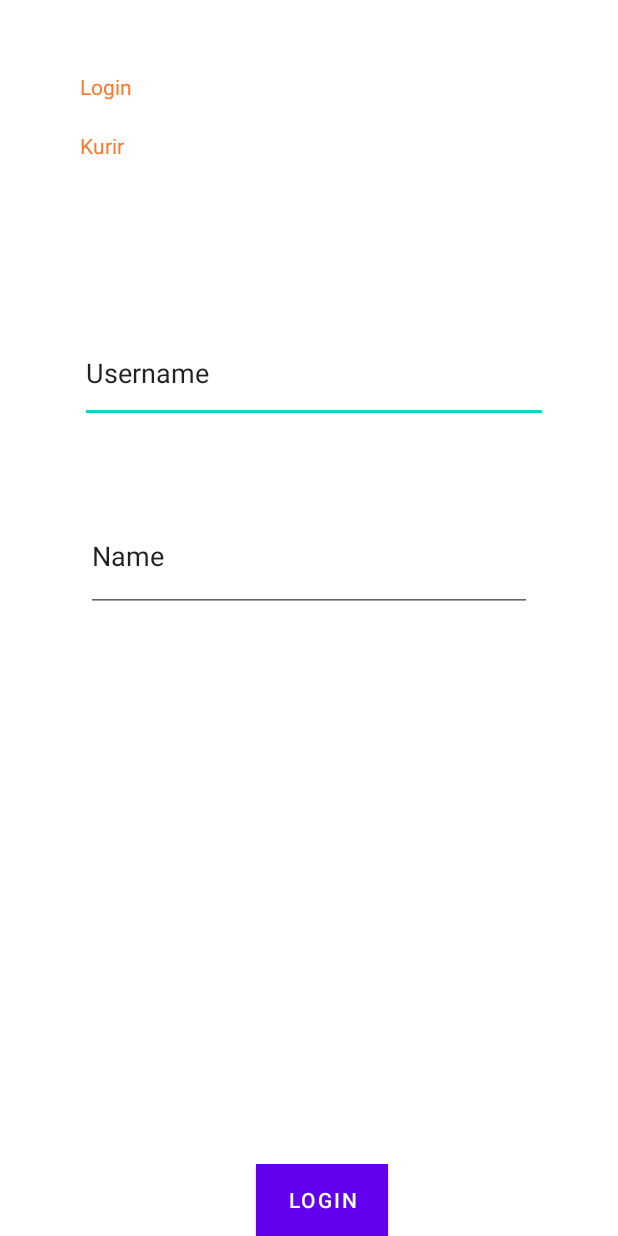
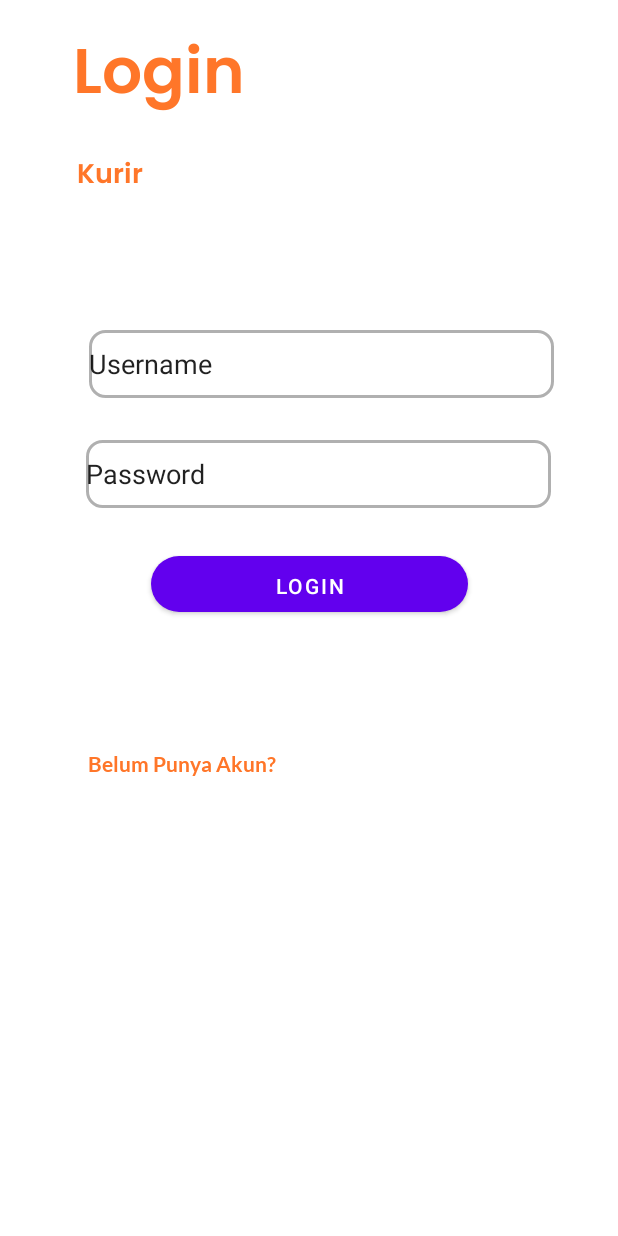
Before and after one commit to https-github-com-Magang/aplikasi_jagad, an Android app: the layout activity_loginkurir.xml on its own in the app's theme, with its tools: preview values and no code run, on a phone screen of 412 x 824 dp. Run offline under Robolectric (Android 15) with nearby library versions, the phone set to English and light mode, and no system bars.

Commit message:
initial commit

```diff
--- /dev/null
+++ b/app/src/main/res/drawable/roundedcorner.xml
@@ -0,0 +1,11 @@
+<?xml version="1.0" encoding="utf-8"?>
+<shape xmlns:android="http://schemas.android.com/apk/res/android"
+    android:shape="rectangle" android:padding="10dp">
+    <solid android:color="#FFFFFF"/>
+    <stroke android:width="2dp" android:color="#4f000000" />
+    <corners
+        android:bottomRightRadius="10dp"
+        android:bottomLeftRadius="10dp"
+        android:topLeftRadius="10dp"
+        android:topRightRadius="10dp"/>
+</shape>
--- a/app/src/main/res/layout/activity_loginkurir.xml
+++ b/app/src/main/res/layout/activity_loginkurir.xml
@@ -8,42 +8,45 @@
 
     <EditText
         android:id="@+id/ed_usrenamekurir"
-        android:layout_width="312dp"
-        android:layout_height="66dp"
-        android:layout_marginTop="216dp"
+        android:layout_width="310dp"
+        android:layout_height="45dp"
+        android:layout_marginTop="220dp"
+        android:background="@drawable/roundedcorner"
         android:ems="10"
         android:hint="Username"
         android:inputType="textPersonName"
         app:layout_constraintEnd_toEndOf="parent"
-        app:layout_constraintHorizontal_bias="0.535"
+        app:layout_constraintHorizontal_bias="0.584"
         app:layout_constraintStart_toStartOf="parent"
         app:layout_constraintTop_toTopOf="parent"
         tools:text="Username" />
 
     <EditText
         android:id="@+id/ed_passkurir"
-        android:layout_width="297dp"
-        android:layout_height="74dp"
-        android:layout_marginTop="52dp"
+        android:layout_width="310dp"
+        android:layout_height="45dp"
+        android:layout_marginTop="28dp"
+        android:background="@drawable/roundedcorner"
         android:ems="10"
         android:inputType="textPersonName"
-        android:text="Name"
+        android:text="Password"
         app:layout_constraintEnd_toEndOf="parent"
+        app:layout_constraintHorizontal_bias="0.561"
         app:layout_constraintStart_toStartOf="parent"
         app:layout_constraintTop_toBottomOf="@+id/ed_usrenamekurir" />
 
     <Button
         android:id="@+id/button"
-        android:layout_width="wrap_content"
-        android:layout_height="wrap_content"
-        android:layout_marginTop="80dp"
+        android:layout_width="211dp"
+        android:layout_height="37dp"
+        android:layout_marginTop="32dp"
+        android:layout_marginBottom="240dp"
+        android:background="@drawable/background_orange"
         android:text="Login"
-        android:background="#FF7629"
         app:layout_constraintBottom_toBottomOf="parent"
         app:layout_constraintEnd_toEndOf="parent"
-        app:layout_constraintHorizontal_bias="0.526"
         app:layout_constraintStart_toStartOf="parent"
-        app:layout_constraintTop_toBottomOf="@+id/editTextTextPersonName2"
+        app:layout_constraintTop_toBottomOf="@+id/ed_passkurir"
         app:layout_constraintVertical_bias="0.0" />
 
     <TextView
@@ -52,6 +55,8 @@
         android:layout_height="wrap_content"
         android:layout_marginTop="16dp"
         android:text="Kurir"
+        android:fontFamily="@font/poppins_semibold"
+        android:textSize="18dp"
         android:textColor="#FF7629"
         app:layout_constraintEnd_toEndOf="parent"
         app:layout_constraintHorizontal_bias="0.139"
@@ -60,13 +65,29 @@
 
     <TextView
         android:id="@+id/loginkurir"
-        android:layout_width="103dp"
-        android:layout_height="23dp"
-        android:layout_marginTop="48dp"
+        android:layout_width="128dp"
+        android:layout_height="70dp"
+        android:layout_marginTop="16dp"
+        android:fontFamily="@font/poppins_semibold"
         android:text="Login"
         android:textColor="#FF7629"
+        android:textSize="42dp"
         app:layout_constraintEnd_toEndOf="parent"
         app:layout_constraintHorizontal_bias="0.172"
         app:layout_constraintStart_toStartOf="parent"
         app:layout_constraintTop_toTopOf="parent" />
+
+    <TextView
+        android:id="@+id/belum"
+        android:layout_width="wrap_content"
+        android:layout_height="wrap_content"
+        android:text="Belum Punya Akun?"
+        android:fontFamily="@font/lato_bold"
+        android:textColor="#FF7629"
+        app:layout_constraintBottom_toBottomOf="parent"
+        app:layout_constraintEnd_toEndOf="parent"
+        app:layout_constraintHorizontal_bias="0.205"
+        app:layout_constraintStart_toStartOf="parent"
+        app:layout_constraintTop_toBottomOf="@+id/button"
+        app:layout_constraintVertical_bias="0.232" />
 </androidx.constraintlayout.widget.ConstraintLayout>
```
